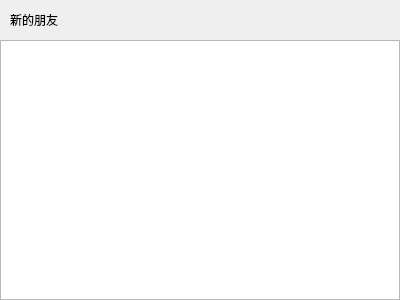
First picture: the form in TianChat/applyfriendpage.ui, repository TianJinzi/TianChat, before the edit.
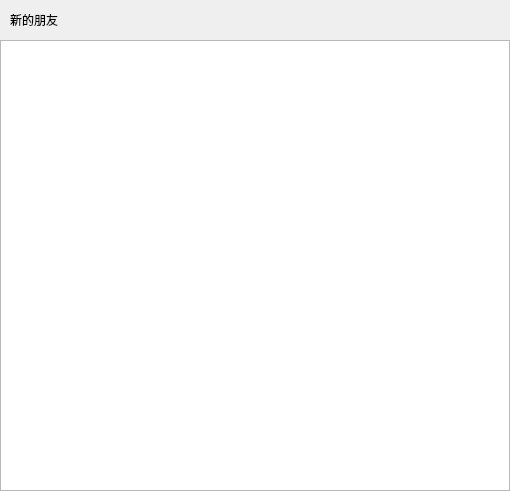
Second picture: the form after the edit. Custom widgets are drawn as their Qt base class.

```diff
--- a/TianChat/applyfriendpage.ui
+++ b/TianChat/applyfriendpage.ui
@@ -6,8 +6,8 @@
    <rect>
     <x>0</x>
     <y>0</y>
-    <width>400</width>
-    <height>300</height>
+    <width>510</width>
+    <height>491</height>
    </rect>
   </property>
   <property name="windowTitle">
@@ -31,7 +31,13 @@
    </property>
    <item>
     <widget class="QWidget" name="friend_apply_wid" native="true">
-     <layout class="QHBoxLayout" name="horizontalLayout">
+     <property name="minimumSize">
+      <size>
+       <width>0</width>
+       <height>0</height>
+      </size>
+     </property>
+     <layout class="QHBoxLayout" name="horizontalLayout_7">
       <property name="spacing">
        <number>0</number>
       </property>
@@ -48,7 +54,7 @@
        <number>0</number>
       </property>
       <item>
-       <spacer name="horizontalSpacer_2">
+       <spacer name="horizontalSpacer_8">
         <property name="orientation">
          <enum>Qt::Orientation::Horizontal</enum>
         </property>
```
Left out of the diff: 8 changed lines with no effect on the pictures.
